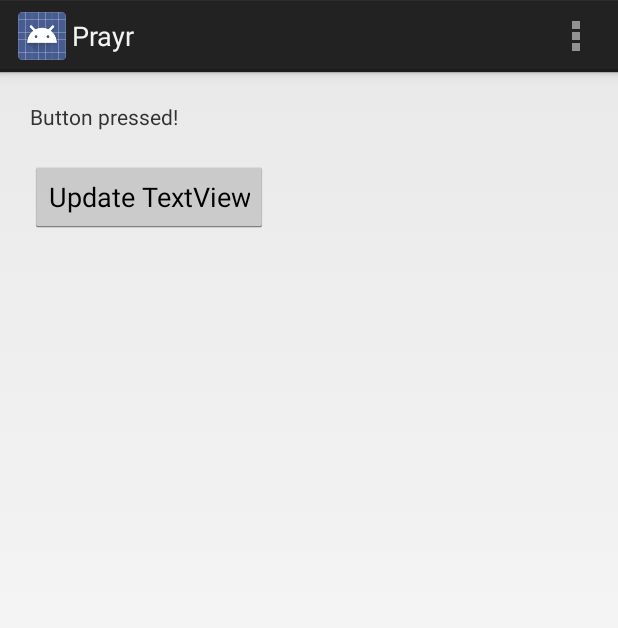
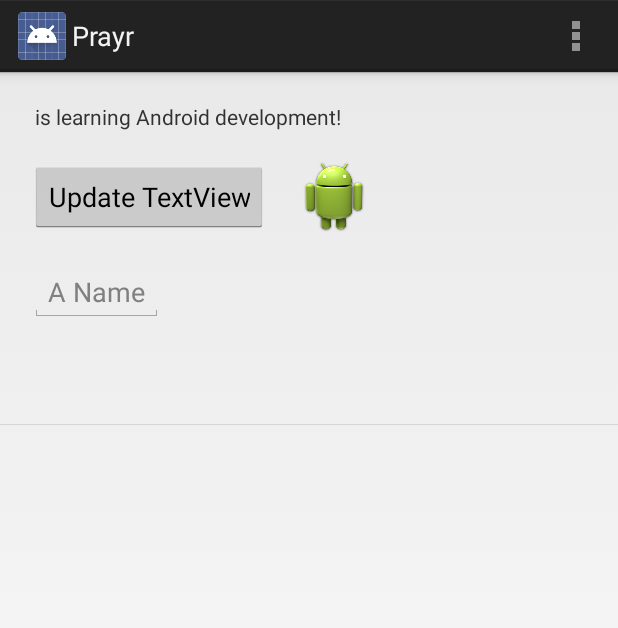
Before and after one commit to asaphy/prayr, an Android app: the screen it shows after launch (MainActivity), after a tap on "Update TextView", on a phone screen of 412 x 824 dp. Shown: the top 628 px of the screen. Run offline under Robolectric (Android 15) with nearby library versions, the phone set to English and light mode, and no system bars.

Commit message:
added lists and prompt for name

```diff
--- a/Android/Prayr/app/src/main/java/com/asaphyuan/prayr/MainActivity.java
+++ b/Android/Prayr/app/src/main/java/com/asaphyuan/prayr/MainActivity.java
@@ -1,19 +1,39 @@
 package com.asaphyuan.prayr;
 
 import android.app.Activity;
+import android.app.AlertDialog;
+import android.content.DialogInterface;
+import android.content.SharedPreferences;
 import android.os.Bundle;
+import android.util.Log;
 import android.view.Menu;
 import android.view.MenuItem;
 import android.view.View;
+import android.widget.AdapterView;
+import android.widget.ArrayAdapter;
 import android.widget.Button;
+import android.widget.EditText;
+import android.widget.ListView;
+import android.widget.ShareActionProvider;
 import android.widget.TextView;
+import android.widget.Toast;
+
+import java.util.ArrayList;
 
 
-public class MainActivity extends Activity implements View.OnClickListener {
+public class MainActivity extends Activity implements View.OnClickListener, AdapterView.OnItemClickListener  {
 
     TextView mainTextView;
     Button mainButton;
+    EditText mainEditText;
 
+    ListView mainListView;
+    ArrayAdapter mArrayAdapter;
+    ArrayList mNameList = new ArrayList();
+
+    private static final String PREFS = "prefs";
+    private static final String PREF_NAME = "name";
+    SharedPreferences mSharedPreferences;
 
     @Override
     protected void onCreate(Bundle savedInstanceState) {
@@ -29,6 +49,26 @@ public class MainActivity extends Activity implements View.OnClickListener {
         // and listen for it here
         mainButton = (Button) findViewById(R.id.main_button);
         mainButton.setOnClickListener(this);
+
+        // 3. Access the EditText defined in layout XML
+        mainEditText = (EditText) findViewById(R.id.main_edittext);
+
+        // 4. Access the ListView
+        mainListView = (ListView) findViewById(R.id.main_listview);
+
+        // Create an ArrayAdapter for the ListView
+        mArrayAdapter = new ArrayAdapter(this,
+                android.R.layout.simple_list_item_1,
+                mNameList);
+
+        // Set the ListView to use the ArrayAdapter
+        mainListView.setAdapter(mArrayAdapter);
+
+        // 5. Set this activity to react to list items being pressed
+        mainListView.setOnItemClickListener(this);
+
+        // 6. Greet the user, or ask for their name if new
+        displayWelcome();
     }
 
 
@@ -41,7 +81,73 @@ public class MainActivity extends Activity implements View.OnClickListener {
 
     @Override
     public void onClick(View view) {
-        // Test the Button
-        mainTextView.setText("Button pressed!");
+        // Take what was typed into the EditText
+        // and use in TextView
+        mainTextView.setText(mainEditText.getText().toString()
+                + " is learning Android development!");
+        // Also add that value to the list shown in the ListView
+        mNameList.add(mainEditText.getText().toString());
+        mArrayAdapter.notifyDataSetChanged();
+    }
+
+    @Override
+    public void onItemClick(AdapterView<?> parent, View view, int position, long id) {
+
+        // Log the item's position and contents
+        // to the console in Debug
+        Log.d("omg android", position + ": " + mNameList.get(position));
+    }
+
+    public void displayWelcome() {
+
+        // Access the device's key-value storage
+        mSharedPreferences = getSharedPreferences(PREFS, MODE_PRIVATE);
+
+        // Read the user's name,
+        // or an empty string if nothing found
+        String name = mSharedPreferences.getString(PREF_NAME, "");
+
+        if (name.length() > 0) {
+
+            // If the name is valid, display a Toast welcoming them
+            Toast.makeText(this, "Welcome back, " + name + "!", Toast.LENGTH_LONG).show();
+        } else {
+
+        // otherwise, show a dialog to ask for their name
+        AlertDialog.Builder alert = new AlertDialog.Builder(this);
+        alert.setTitle("Hello!");
+        alert.setMessage("What is your name?");
+
+        // Create EditText for entry
+        final EditText input = new EditText(this);
+        alert.setView(input);
+
+        // Make an "OK" button to save the name
+        alert.setPositiveButton("OK", new DialogInterface.OnClickListener() {
+
+            public void onClick(DialogInterface dialog, int whichButton) {
+
+                // Grab the EditText's input
+                String inputName = input.getText().toString();
+
+                // Put it into memory (don't forget to commit!)
+                SharedPreferences.Editor e = mSharedPreferences.edit();
+                e.putString(PREF_NAME, inputName);
+                e.commit();
+
+                // Welcome the new user
+                Toast.makeText(getApplicationContext(), "Welcome, " + inputName + "!", Toast.LENGTH_LONG).show();
+            }
+        });
+
+        // Make a "Cancel" button
+        // that simply dismisses the alert
+        alert.setNegativeButton("Cancel", new DialogInterface.OnClickListener() {
+
+            public void onClick(DialogInterface dialog, int whichButton) {}
+        });
+
+        alert.show();
+        }
     }
 }
--- a/Android/Prayr/app/src/main/res/layout/activity_main.xml
+++ b/Android/Prayr/app/src/main/res/layout/activity_main.xml
@@ -13,13 +13,43 @@
         android:layout_marginTop="20dp"
         android:text="@string/textview"/>
 
-    <!-- Set OnClickListener to trigger results when pressed -->
-    <Button
-        android:id="@+id/main_button"
+    <!-- This nested layout contains views of its own -->
+    <LinearLayout
+        android:layout_width="wrap_content"
+        android:layout_height="wrap_content"
+        android:orientation="horizontal">
+        <!-- Set OnClickListener to trigger results when pressed -->
+        <Button
+            android:id="@+id/main_button"
+            android:layout_width="wrap_content"
+            android:layout_height="wrap_content"
+            android:layout_marginTop="20dp"
+            android:layout_marginLeft="20dp"
+            android:text="@string/button" />
+        <!-- Shows an image from your drawable resources -->
+        <ImageView
+            android:layout_width="wrap_content"
+            android:layout_height="wrap_content"
+            android:layout_marginTop="20dp"
+            android:layout_marginLeft="20dp"
+            android:src="@drawable/ic_launcher" />
+        <!-- Closing tag for the horizontal nested layout -->
+    </LinearLayout>
+
+    <!-- Displays keyboard when touched -->
+    <EditText
+        android:id="@+id/main_edittext"
         android:layout_width="wrap_content"
         android:layout_height="wrap_content"
         android:layout_marginTop="20dp"
         android:layout_marginLeft="20dp"
-        android:text="@string/button" />
+        android:hint="@string/hint" />
 
+    <!-- List whose dataset is defined in code with an adapter -->
+    <ListView
+        android:id="@+id/main_listview"
+        android:layout_width="match_parent"
+        android:layout_height="0dp"
+        android:layout_weight="1"
+        android:layout_marginTop="20dp"/>
 </LinearLayout>
--- a/Android/Prayr/app/src/main/res/values/strings.xml
+++ b/Android/Prayr/app/src/main/res/values/strings.xml
@@ -5,5 +5,6 @@
     <string name="textview">Asaph is learning android!</string>
     <string name="action_settings">Settings</string>
     <string name="button">Update TextView</string>
+    <string name="hint">A Name</string>
 
 </resources>
```
